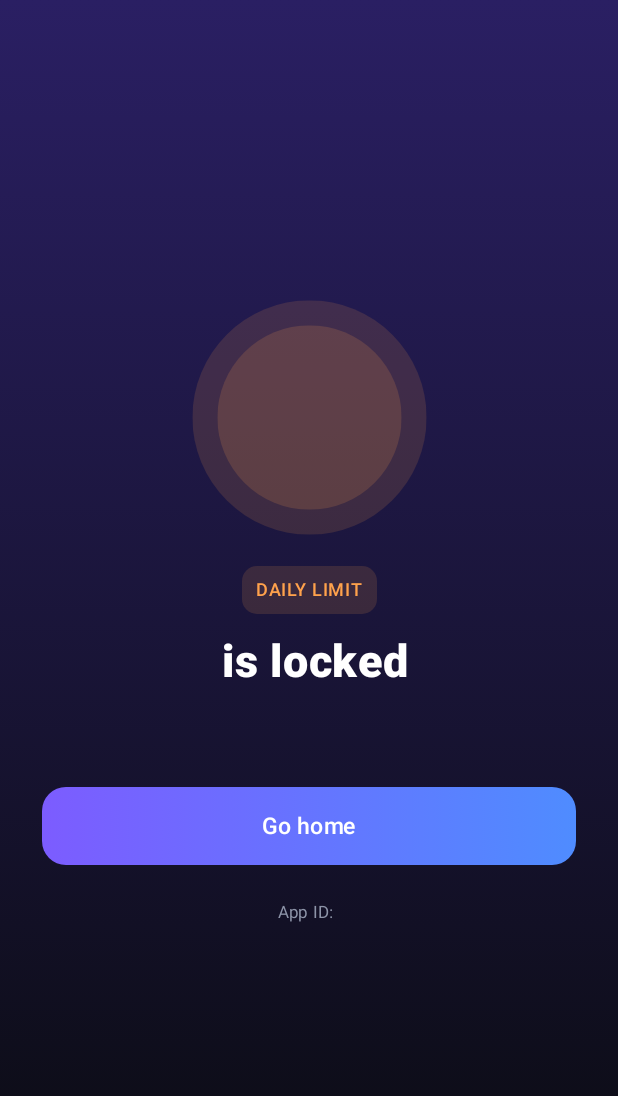
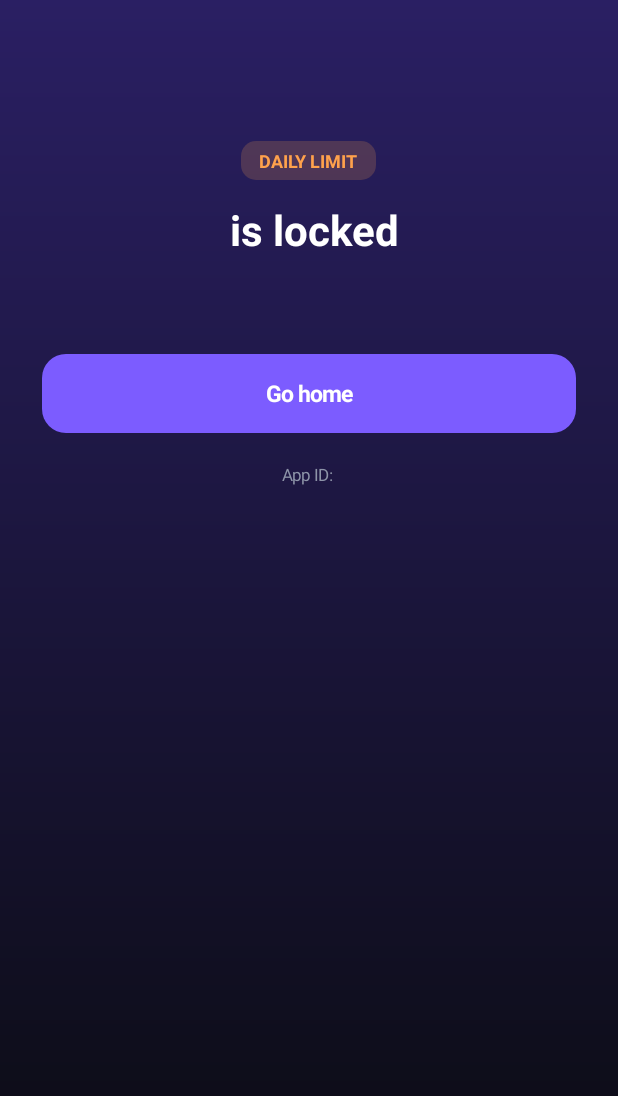
Before and after one commit to sleepy-dim/FixYorself, an Android app built with Jetpack Compose: the BlockActivity screen opened directly, with no data from a screen before it, on a phone screen of 412 x 824 dp. Shown: the top 1096 px of the screen. Run offline under Robolectric (Android 15) with nearby library versions, the phone set to English and light mode, and no system bars.

Commit message:
Add files via upload

```diff
--- a/app/build.gradle.kts
+++ b/app/build.gradle.kts
@@ -9,8 +9,8 @@ android {
         applicationId = "com.lifelock.app"
         minSdk = 26
         targetSdk = 34
-        versionCode = 11
-        versionName = "3.5.1"
+        versionCode = 12
+        versionName = "3.6"
     }
     signingConfigs {
         getByName("debug") {
--- a/app/src/main/java/com/lifelock/app/BlockActivity.kt
+++ b/app/src/main/java/com/lifelock/app/BlockActivity.kt
@@ -1,106 +1,123 @@
 package com.lifelock.app
 
-import android.Manifest
-import android.app.DatePickerDialog
-import android.app.TimePickerDialog
-import android.content.Context
+import android.app.Activity
 import android.content.Intent
-import android.content.pm.PackageManager
-import android.net.Uri
-import android.os.Build
-import android.provider.Settings
-import android.widget.Toast
-import androidx.activity.compose.BackHandler
-import androidx.activity.compose.rememberLauncherForActivityResult
-import androidx.activity.result.contract.ActivityResultContracts
-import androidx.compose.foundation.*
-import androidx.compose.foundation.layout.*
-import androidx.compose.foundation.lazy.LazyColumn
-import androidx.compose.foundation.lazy.items
-import androidx.compose.foundation.shape.CircleShape
-import androidx.compose.foundation.shape.RoundedCornerShape
-import androidx.compose.material.icons.Icons
-import androidx.compose.material.icons.filled.ArrowBack
-import androidx.compose.material.icons.filled.CheckCircle
-import androidx.compose.material.icons.filled.Close
-import androidx.compose.material.icons.filled.DateRange
-import androidx.compose.material.icons.filled.Delete
-import androidx.compose.material.icons.filled.Home
-import androidx.compose.material.icons.filled.Lock
-import androidx.compose.material.icons.filled.Search
-import androidx.compose.material.icons.filled.Settings
-import androidx.compose.material.icons.filled.Warning
-import androidx.compose.material3.*
-import androidx.compose.runtime.*
-import androidx.compose.ui.Alignment
-import androidx.compose.ui.Modifier
-import androidx.compose.ui.draw.clip
-import androidx.compose.ui.graphics.Color
-import androidx.compose.ui.platform.LocalContext
-import androidx.compose.ui.text.font.FontWeight
-import androidx.compose.ui.text.style.TextAlign
-import androidx.compose.ui.unit.Dp
-import androidx.compose.ui.unit.dp
-import androidx.compose.ui.unit.sp
-import kotlinx.coroutines.delay
-import java.time.Instant
-import java.time.LocalDate
-import java.time.LocalDateTime
-import java.time.ZoneId
-import java.time.format.DateTimeFormatter
-import androidx.compose.animation.core.animateFloatAsState
-import androidx.compose.animation.core.tween
-import androidx.compose.material.icons.filled.Add
-import androidx.compose.ui.geometry.Offset
-import androidx.compose.ui.geometry.Size
-import androidx.compose.ui.graphics.Brush
-import androidx.compose.ui.graphics.StrokeCap
-import androidx.compose.ui.graphics.drawscope.Stroke
-import androidx.compose.ui.graphics.lerp
+import android.graphics.Typeface
+import android.graphics.drawable.GradientDrawable
 import android.os.Bundle
-import androidx.activity.ComponentActivity
-import androidx.activity.SystemBarStyle
-import androidx.activity.enableEdgeToEdge
-import androidx.activity.compose.setContent
-import androidx.core.graphics.drawable.toBitmap
-import androidx.compose.ui.graphics.asImageBitmap
-import androidx.compose.ui.graphics.graphicsLayer
-import androidx.compose.animation.core.rememberInfiniteTransition
-import androidx.compose.animation.core.infiniteRepeatable
-import androidx.compose.animation.core.RepeatMode
-import androidx.compose.animation.core.animateFloat
+import android.os.CountDownTimer
+import android.view.Gravity
+import android.widget.ImageView
+import android.widget.LinearLayout
+import android.widget.ScrollView
+import android.widget.TextView
+import androidx.compose.ui.graphics.toArgb
 
-class BlockActivity : ComponentActivity() {
+/**
+ * The lock screen. Deliberately built from plain Views instead of Compose: it opens in a few
+ * milliseconds, uses very little memory, and has no animation, so showing it costs almost no battery.
+ */
+class BlockActivity : Activity() {
+    private var timer: CountDownTimer? = null
+
     override fun onCreate(b: Bundle?) {
         super.onCreate(b)
         Pal.mode = Store.theme(this).let { if (it == 2 || it == 4) it else 1 }
-        enableEdgeToEdge(
-            statusBarStyle = SystemBarStyle.dark(android.graphics.Color.TRANSPARENT),
-            navigationBarStyle = SystemBarStyle.dark(android.graphics.Color.TRANSPARENT)
-        )
-        show()
+        render()
     }
 
     override fun onNewIntent(intent: Intent) {
         super.onNewIntent(intent)
         setIntent(intent)
-        show()
+        render()
     }
 
-    private fun show() {
-        Pal.mode = Store.theme(this).let { if (it == 2 || it == 4) it else 1 }
+    override fun onBackPressed() = goHome()
+
+    override fun onDestroy() {
+        timer?.cancel()
+        super.onDestroy()
+    }
+
+    private fun dp(v: Int) = (v * resources.displayMetrics.density).toInt()
+
+    private fun rounded(color: Int, r: Int) = GradientDrawable().apply { setColor(color); cornerRadius = dp(r).toFloat() }
+
+    private fun label(s: String, size: Float, color: Int, bold: Boolean = false) = TextView(this).apply {
+        text = s; textSize = size; setTextColor(color); gravity = Gravity.CENTER
+        if (bold) setTypeface(typeface, Typeface.BOLD)
+    }
+
+    private fun button(s: String, fill: Int, text: Int, onClick: () -> Unit) = TextView(this).apply {
+        this.text = s; textSize = 15f; setTextColor(text); gravity = Gravity.CENTER
+        setTypeface(typeface, Typeface.BOLD)
+        background = rounded(fill, 16)
+        setPadding(dp(16), dp(16), dp(16), dp(16))
+        layoutParams = LinearLayout.LayoutParams(-1, -2).apply { topMargin = dp(12) }
+        setOnClickListener { onClick() }
+    }
+
+    private fun render() {
+        timer?.cancel()
         val pkg = intent.getStringExtra("pkg") ?: ""
         val kind = intent.getStringExtra("kind") ?: ""
         val msg = intent.getStringExtra("msg") ?: ""
         val key = intent.getStringExtra("key")
-        setContent {
-            LifeTheme {
-                BlockScreen(pkg, kind, msg, key, { goHome() }, {
-                    packageManager.getLaunchIntentForPackage(pkg)?.let { startActivity(it) }
-                    finish()
-                })
-            }
+        val pm = packageManager
+        val name = try { pm.getApplicationLabel(pm.getApplicationInfo(pkg, 0)).toString() } catch (e: Exception) { pkg }
+        val ink = Pal.ink.toArgb()
+        val tint = when (kind) { "focus", "goal" -> Pal.accent; "schedule" -> Pal.accent2; else -> Pal.orange }.toArgb()
+        val tag = when (kind) { "focus" -> "FOCUS SESSION"; "goal" -> "GOAL"; "schedule" -> "SCHEDULE"; else -> "DAILY LIMIT" }
+
+        val root = LinearLayout(this).apply {
+            orientation = LinearLayout.VERTICAL
+            gravity = Gravity.CENTER_HORIZONTAL
+            setPadding(dp(28), dp(72), dp(28), dp(40))
+            background = GradientDrawable(GradientDrawable.Orientation.TOP_BOTTOM, intArrayOf(Pal.glow.toArgb(), Pal.bg.toArgb()))
         }
+        try {
+            root.addView(ImageView(this).apply {
+                setImageDrawable(pm.getApplicationIcon(pkg))
+                layoutParams = LinearLayout.LayoutParams(dp(84), dp(84))
+            })
+        } catch (e: Exception) { }
+        root.addView(label(tag, 12f, tint, true).apply {
+            background = rounded((tint and 0x00FFFFFF) or 0x30000000, 10)
+            setPadding(dp(12), dp(5), dp(12), dp(5))
+            layoutParams = LinearLayout.LayoutParams(-2, -2).apply { topMargin = dp(22) }
+        })
+        root.addView(label("$name is locked", 28f, ink, true).apply { setPadding(0, dp(14), 0, 0) })
+        root.addView(label(msg, 16f, Pal.text2.toArgb()).apply { setPadding(0, dp(10), 0, 0); setLineSpacing(0f, 1.2f) })
+        val why = Store.why(this)
+        if (why.isNotEmpty()) root.addView(label("“$why”", 18f, ink, true).apply {
+            background = rounded((ink and 0x00FFFFFF) or 0x12000000, 18)
+            setPadding(dp(16), dp(16), dp(16), dp(16))
+            layoutParams = LinearLayout.LayoutParams(-1, -2).apply { topMargin = dp(24) }
+        })
+        root.addView(button("Go home", Pal.accent.toArgb(), 0xFFFFFFFF.toInt()) { goHome() }.apply {
+            (layoutParams as LinearLayout.LayoutParams).topMargin = dp(32)
+        })
+
+        if (kind == "limit" && key != null && Store.passesLeft(this) > 0) {
+            val pass = button("Think about it… 10s", Pal.card2.toArgb(), ink) { }
+            pass.alpha = 0.5f
+            root.addView(pass)
+            timer = object : CountDownTimer(10000, 1000) {
+                override fun onTick(ms: Long) { pass.text = "Think about it… ${ms / 1000 + 1}s" }
+                override fun onFinish() {
+                    pass.alpha = 1f
+                    pass.text = "Use a pass (+${Store.passMin(this@BlockActivity)} min) · ${Store.passesLeft(this@BlockActivity)} left"
+                    pass.setOnClickListener {
+                        if (Store.usePass(this@BlockActivity, key)) {
+                            packageManager.getLaunchIntentForPackage(pkg)?.let { startActivity(it) }
+                            finish()
+                        }
+                    }
+                }
+            }.start()
+        }
+        root.addView(label("App ID: $pkg", 11f, Pal.muted.toArgb()).apply { setPadding(0, dp(20), 0, 0) })
+        setContentView(ScrollView(this).apply { isFillViewport = true; setBackgroundColor(Pal.bg.toArgb()); addView(root) })
     }
 
     private fun goHome() {
@@ -108,50 +125,3 @@ class BlockActivity : ComponentActivity() {
         finish()
     }
 }
-
-@Composable
-fun BlockScreen(pkg: String, kind: String, msg: String, key: String?, onHome: () -> Unit, onOpen: () -> Unit) {
-    val c = LocalContext.current
-    val pm = c.packageManager
-    val name = remember(pkg) { try { pm.getApplicationLabel(pm.getApplicationInfo(pkg, 0)).toString() } catch (e: Exception) { pkg } }
-    val icon = remember(pkg) { try { pm.getApplicationIcon(pkg).toBitmap(180, 180).asImageBitmap() } catch (e: Exception) { null } }
-    var wait by remember { mutableIntStateOf(10) }
-    val canPass = key != null && Store.passesLeft(c) > 0
-    LaunchedEffect(Unit) { while (wait > 0) { delay(1000); wait-- } }
-    BackHandler { onHome() }
-    val why = Store.why(c)
-    val tint = when (kind) { "focus" -> Pal.accent; "goal" -> Pal.accent; "schedule" -> Pal.accent2; else -> Pal.orange }
-    val label = when (kind) { "focus" -> "FOCUS SESSION"; "goal" -> "GOAL"; "schedule" -> "SCHEDULE"; else -> "DAILY LIMIT" }
-    val inf = rememberInfiniteTransition(label = "pulse")
-    val s by inf.animateFloat(0.94f, 1.06f, infiniteRepeatable(tween(1800), RepeatMode.Reverse), label = "s")
-    Box(Modifier.fillMaxSize().background(Brush.verticalGradient(listOf(Pal.glow, Pal.bg)))) {
-        Column(Modifier.fillMaxSize().systemBarsPadding().padding(28.dp),
-            verticalArrangement = Arrangement.Center, horizontalAlignment = Alignment.CenterHorizontally) {
-            Box(Modifier.size(150.dp).graphicsLayer { scaleX = s; scaleY = s }, contentAlignment = Alignment.Center) {
-                Box(Modifier.fillMaxSize().clip(CircleShape).background(tint.copy(alpha = 0.14f)))
-                Box(Modifier.size(118.dp).clip(CircleShape).background(tint.copy(alpha = 0.16f)))
-                if (icon != null) Image(bitmap = icon, contentDescription = null, modifier = Modifier.size(80.dp).clip(RoundedCornerShape(20.dp)))
-            }
-            Spacer(Modifier.height(24.dp))
-            Chip(label, tint)
-            Spacer(Modifier.height(14.dp))
-            Text("$name is locked", fontSize = 30.sp, fontWeight = FontWeight.ExtraBold, color = Color.White, textAlign = TextAlign.Center)
-            Spacer(Modifier.height(10.dp))
-            Text(msg, fontSize = 16.sp, lineHeight = 23.sp, color = Pal.text2, textAlign = TextAlign.Center)
-            if (why.isNotEmpty()) {
-                Spacer(Modifier.height(24.dp))
-                Text("“$why”", fontSize = 18.sp, color = Color.White, textAlign = TextAlign.Center, fontWeight = FontWeight.SemiBold,
-                    modifier = Modifier.clip(RoundedCornerShape(18.dp)).background(Color.White.copy(alpha = 0.07f)).padding(16.dp))
-            }
-            Spacer(Modifier.height(32.dp))
-            Btn("Go home") { onHome() }
-            if (kind == "limit" && canPass) {
-                Btn(if (wait > 0) "Think about it… ${wait}s" else "Use a pass (+${Store.passMin(c)} min) · ${Store.passesLeft(c)} left",
-                    Modifier.padding(top = 10.dp), filled = false, enabled = wait == 0) {
-                    if (key != null && Store.usePass(c, key)) onOpen()
-                }
-            }
-            Text("App ID: $pkg", fontSize = 11.sp, color = Pal.muted, modifier = Modifier.padding(top = 20.dp))
-        }
-    }
-}
```
Also changed, not shown: app/src/main/java/com/lifelock/app/Habits.kt (+96 -51 lines), app/src/main/java/com/lifelock/app/Reminders.kt (+6 -2 lines), app/src/main/java/com/lifelock/app/Store.kt (+13 -3 lines).
